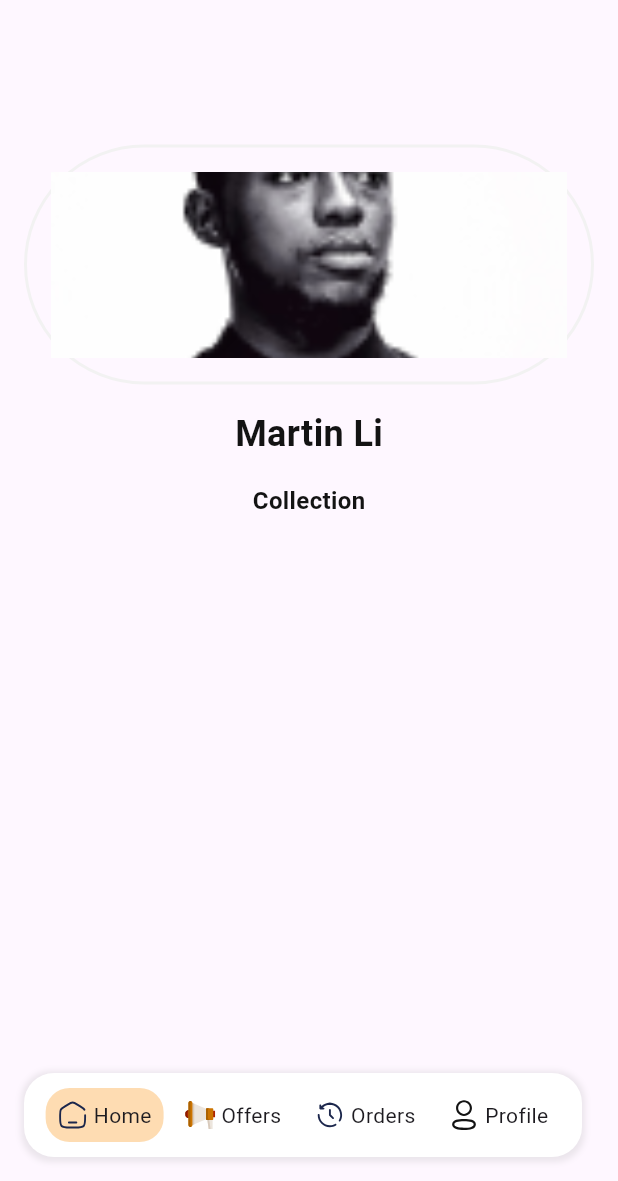
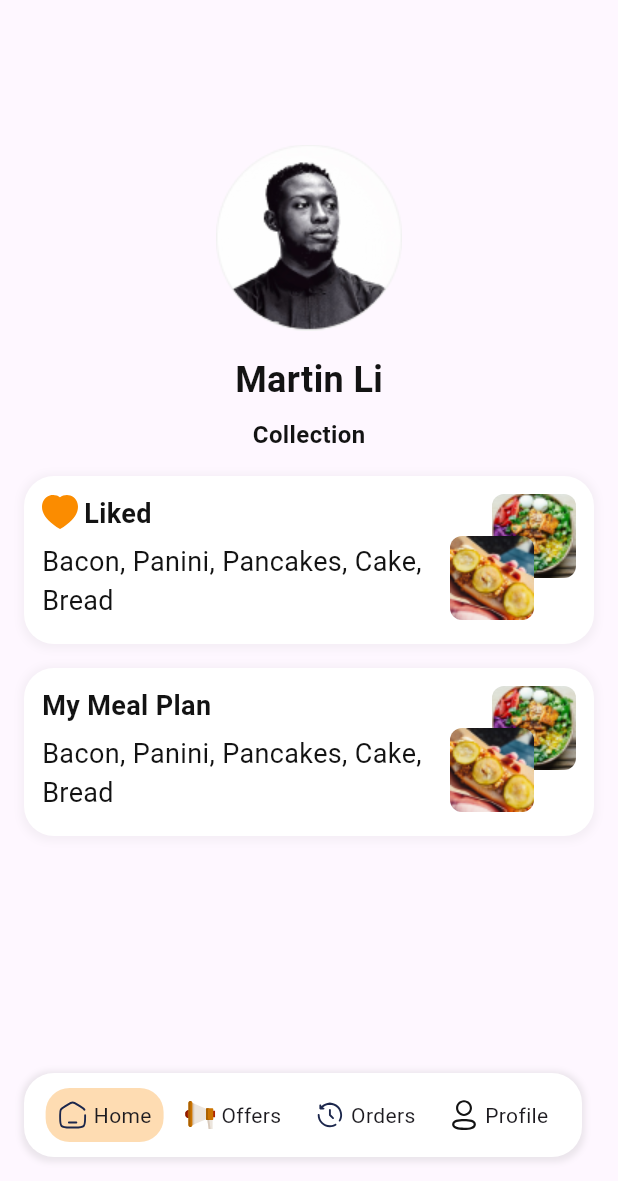
Before and after one commit to shakiz/snack_time_app, a Flutter app: the MainPage screen opened by its route, swiped to page 4, on a phone screen of 412 x 824 dp, the part 55-1236 px from its top. Run offline on Flutter 3.47's test engine with Material 3 defaults, Android fonts, the phone set to English and light mode, and no system bars; our stand-ins replace carousel_slider, dots_indicator, flutter_rating_bar, flutter_svg, get.

Commit message:
Complete profile Ui

```diff
--- a/lib/constants/ConstantValues.dart
+++ b/lib/constants/ConstantValues.dart
@@ -24,6 +24,7 @@ class ConstantValues{
 
   static const double Font_Size_12 = 12;
   static const double Font_Size_16 = 16;
+  static const double Font_Size_18 = 18;
   static const double Font_Size_20 = 20;
   static const double Font_Size_24 = 24;
   static const double Font_Size_32 = 32;
--- a/lib/features/profile/ProfilePage.dart
+++ b/lib/features/profile/ProfilePage.dart
@@ -46,18 +46,11 @@ class _ProfilePageState extends State<ProfilePage> {
             const SizedBox(
               height: ConstantValues.Margin_96,
             ),
-            Container(
-                height: 124,
-                decoration: BoxDecoration(
-                    borderRadius: const BorderRadius.all(
-                        Radius.circular(ConstantValues.Radius_100)),
-                    border: Border.all(
-                        color: AppColors.colorBorderDivider, width: 2)),
-                child: Image(
-                  image: AssetImage(Assets.images.userProfile.path),
-                  height: 124,
-                  fit: BoxFit.cover,
-                )).withPadding(ConstantValues.Padding_16),
+            Image.asset(
+              Assets.images.largerAvatar.path,
+              height: 124,
+              width: 124,
+            ),
             const SizedBox(
               height: ConstantValues.Margin_16,
             ),
@@ -77,7 +70,7 @@ class _ProfilePageState extends State<ProfilePage> {
               ),
             ),
             const SizedBox(
-              height: ConstantValues.Margin_16,
+              height: ConstantValues.Margin_8,
             ),
             Container(
               alignment: Alignment.center,
@@ -95,6 +88,141 @@ class _ProfilePageState extends State<ProfilePage> {
               ),
             ),
             const SizedBox(
+              height: ConstantValues.Margin_16,
+            ),
+            Container(
+              height: 112,
+              decoration: BoxDecoration(
+                  color: AppColors.colorOnPrimary,
+                  borderRadius: const BorderRadius.all(
+                    Radius.circular(ConstantValues.Radius_20),
+                  ),
+                  boxShadow: [
+                    BoxShadow(
+                      color: Colors.grey.withOpacity(0.1),
+                      spreadRadius: 2,
+                      blurRadius: 4,
+                      offset: const Offset(0, 1), // changes position of shadow
+                    )
+                  ]),
+              child: Stack(
+                children: [
+                  Positioned(
+                    left: 12,
+                    top: 12,
+                    height: ConstantValues.Font_Size_24,
+                    width: ConstantValues.Font_Size_24,
+                    child: SvgPicture.asset(Assets.icons.icLikeFill),
+                  ),
+                  const Positioned(
+                      top: 12,
+                      left: 40,
+                      child: Text(
+                        "Liked",
+                        overflow: TextOverflow.ellipsis,
+                        maxLines: 1,
+                        style: TextStyle(
+                            color: AppColors.colorOnPrimaryBg,
+                            fontSize: ConstantValues.Font_Size_18,
+                            fontWeight: FontWeight.w600),
+                      )),
+                  Positioned(
+                      top: 44,
+                      left: 12,
+                      right: MediaQuery.of(context).size.width / 4,
+                      child: const Text(
+                        "Bacon, Panini, Pancakes, Cake, Bread",
+                        overflow: TextOverflow.ellipsis,
+                        maxLines: 2,
+                        style: TextStyle(
+                            color: AppColors.colorOnPrimaryBg,
+                            fontSize: ConstantValues.Font_Size_18,
+                            fontWeight: FontWeight.normal),
+                      )),
+                  Positioned(
+                      top: 12,
+                      right: 12,
+                      child: ClipRRect(
+                          borderRadius: const BorderRadius.all(
+                              Radius.circular(ConstantValues.Radius_8)),
+                          child:
+                              Image.asset(Assets.images.sampleLikedPic1.path))),
+                  Positioned(
+                      top: 40,
+                      right: 40,
+                      child: ClipRRect(
+                          borderRadius: const BorderRadius.all(
+                              Radius.circular(ConstantValues.Radius_8)),
+                          child:
+                              Image.asset(Assets.images.sampleLikedPic2.path)))
+                ],
+              ),
+            ),
+            const SizedBox(
+              height: ConstantValues.Margin_16,
+            ),
+            Container(
+              height: 112,
+              decoration: BoxDecoration(
+                  color: AppColors.colorOnPrimary,
+                  borderRadius: const BorderRadius.all(
+                    Radius.circular(ConstantValues.Radius_20),
+                  ),
+                  boxShadow: [
+                    BoxShadow(
+                      color: Colors.grey.withOpacity(0.1),
+                      spreadRadius: 2,
+                      blurRadius: 4,
+                      offset: const Offset(0, 1), // changes position of shadow
+                    )
+                  ]),
+              child: Stack(
+                children: [
+                  const Positioned(
+                      top: 12,
+                      left: 12,
+                      child: Text(
+                        "My Meal Plan",
+                        overflow: TextOverflow.ellipsis,
+                        maxLines: 1,
+                        style: TextStyle(
+                            color: AppColors.colorOnPrimaryBg,
+                            fontSize: ConstantValues.Font_Size_18,
+                            fontWeight: FontWeight.w600),
+                      )),
+                  Positioned(
+                      top: 44,
+                      left: 12,
+                      right: MediaQuery.of(context).size.width / 4,
+                      child: const Text(
+                        "Bacon, Panini, Pancakes, Cake, Bread",
+                        overflow: TextOverflow.ellipsis,
+                        maxLines: 2,
+                        style: TextStyle(
+                            color: AppColors.colorOnPrimaryBg,
+                            fontSize: ConstantValues.Font_Size_18,
+                            fontWeight: FontWeight.normal),
+                      )),
+                  Positioned(
+                      top: 12,
+                      right: 12,
+                      child: ClipRRect(
+                          borderRadius: const BorderRadius.all(
+                              Radius.circular(ConstantValues.Radius_8)),
+                          child:
+                              Image.asset(Assets.images.sampleLikedPic1.path))),
+                  Positioned(
+                      top: 40,
+                      right: 40,
+                      child: ClipRRect(
+                          borderRadius: const BorderRadius.all(
+                              Radius.circular(ConstantValues.Radius_8)),
+                          child:
+                              Image.asset(Assets.images.sampleLikedPic2.path)))
+                ],
+              ),
+            ),
+            const SizedBox(
               height: ConstantValues.Margin_24,
             ),
           ],
```
